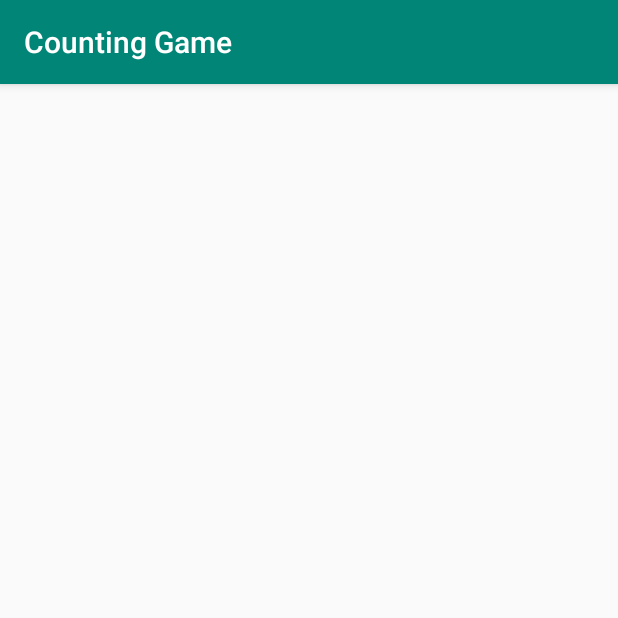
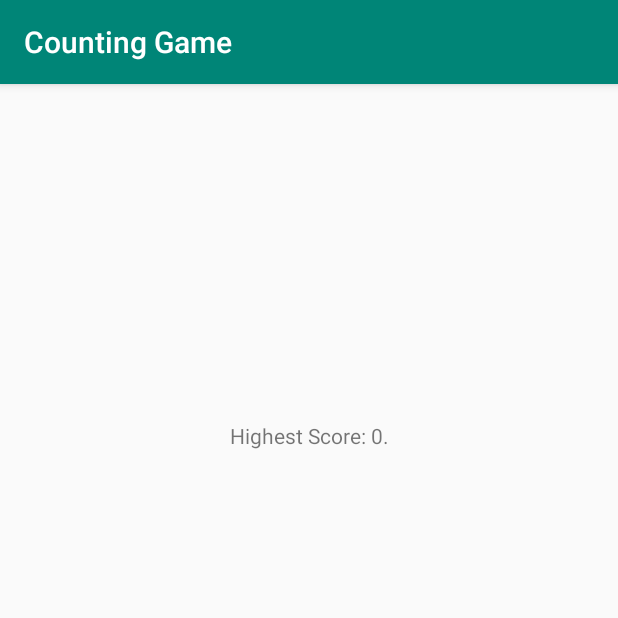
Before and after one commit to Mehmood7/Counting-Game, an Android app: the HallOfFame screen opened directly, with no data from a screen before it, on a phone screen of 412 x 824 dp, the top half of it. Run offline under Robolectric (Android 15) with nearby library versions, the phone set to English and light mode, and no system bars.

Commit message:
Hall of fame

```diff
--- a/app/src/main/java/com/example/countinggame/HallOfFame.kt
+++ b/app/src/main/java/com/example/countinggame/HallOfFame.kt
@@ -1,12 +1,23 @@
 package com.example.countinggame
 
+import android.content.Context
 import androidx.appcompat.app.AppCompatActivity
 import android.os.Bundle
+import android.widget.TextView
 
 class HallOfFame : AppCompatActivity() {
+
+    private lateinit var highestScore:TextView
 
     override fun onCreate(savedInstanceState: Bundle?) {
         super.onCreate(savedInstanceState)
         setContentView(R.layout.activity_hall_of_fame)
+
+        highestScore = findViewById(R.id.highest_score)
+
+        val sharedPref = getSharedPreferences("prefs",Context.MODE_PRIVATE) ?: return
+        val highScore = sharedPref.getInt("Highest_score", 0)
+
+        highestScore.text = "Highest Score: $highScore."
     }
 }
--- a/app/src/main/res/layout/activity_hall_of_fame.xml
+++ b/app/src/main/res/layout/activity_hall_of_fame.xml
@@ -6,4 +6,13 @@
     android:layout_height="match_parent"
     tools:context=".HallOfFame">
 
+    <TextView
+        android:id="@+id/highest_score"
+        android:layout_width="wrap_content"
+        android:layout_height="wrap_content"
+        app:layout_constraintBottom_toBottomOf="parent"
+        app:layout_constraintEnd_toEndOf="parent"
+        app:layout_constraintStart_toStartOf="parent"
+        app:layout_constraintTop_toTopOf="parent"
+        app:layout_constraintVertical_bias="0.3" />
 </androidx.constraintlayout.widget.ConstraintLayout>
```
Also changed, not shown: app/src/main/java/com/example/countinggame/MainActivity.kt (+10 -6 lines), app/src/main/java/com/example/countinggame/Menu.kt (+11 -0 lines).
